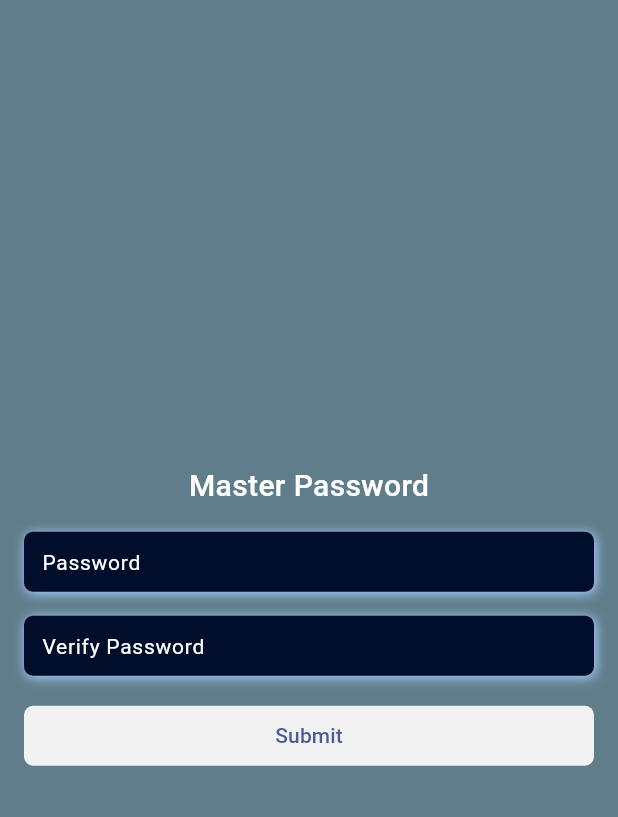
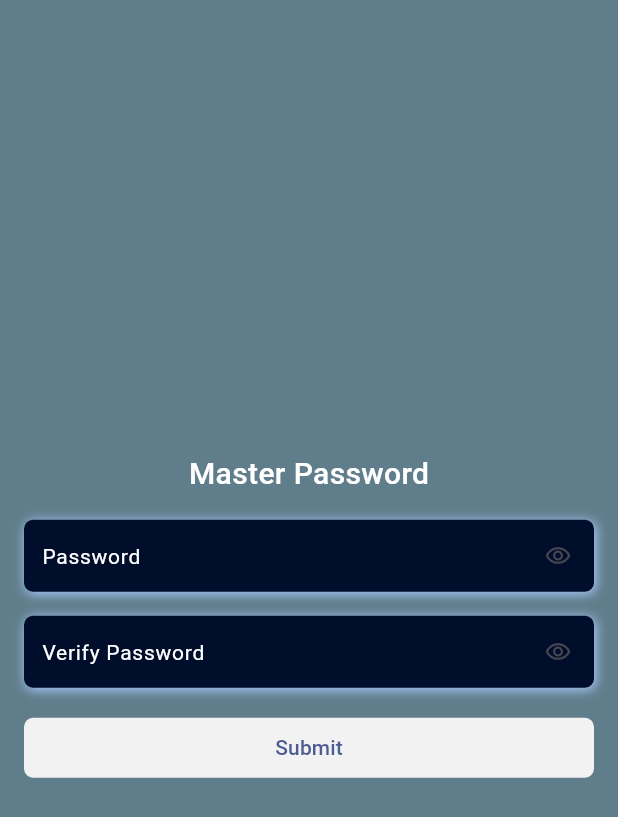
Before and after one commit to jasperlawrencee/quirkey, a Flutter app: the CreateMaster screen opened directly with empty values, on a phone screen of 412 x 824 dp. Shown: the top 817 px of the screen. Run offline on Flutter 3.47's test engine with Material 3 defaults, Android fonts, the phone set to English and light mode, and no system bars; our stand-ins replace cloud_firestore, firebase_auth, firebase_core, google_sign_in; accounts and stored records are empty; generated files the repository leaves out were written again.

Commit message:
modified textfield on create master password

```diff
--- a/lib/components/widgets.dart
+++ b/lib/components/widgets.dart
@@ -1,3 +1,5 @@
+// ignore_for_file: must_be_immutable
+
 import 'package:flutter/material.dart';
 import 'package:quirkey/components/constants.dart';
 
@@ -28,12 +30,74 @@ Widget textField({
       obscureText: isPassword,
       style: const TextStyle(color: Colors.white),
       decoration: InputDecoration(
-          hintText: hintText,
-          hintStyle: const TextStyle(
-            color: Colors.white,
-            fontWeight: FontWeight.normal,
-            fontSize: 14,
-          )),
+        hintText: hintText,
+        hintStyle: const TextStyle(
+          color: Colors.white,
+          fontWeight: FontWeight.normal,
+          fontSize: 14,
+        ),
+      ),
     ),
   );
 }
+
+class MasterPasswordTextField extends StatefulWidget {
+  bool isHidden;
+  TextEditingController controller;
+  String hintText;
+  String? Function(String?) validator;
+
+  MasterPasswordTextField({
+    super.key,
+    required this.isHidden,
+    required this.controller,
+    required this.hintText,
+    required this.validator,
+  });
+
+  @override
+  State<MasterPasswordTextField> createState() =>
+      _MasterPasswordTextFieldState();
+}
+
+class _MasterPasswordTextFieldState extends State<MasterPasswordTextField> {
+  @override
+  Widget build(BuildContext context) {
+    return Container(
+      decoration: BoxDecoration(
+        borderRadius: BorderRadius.circular(6),
+        boxShadow: const [
+          BoxShadow(
+            color: kSecondaryColor,
+            blurRadius: 6.0,
+            spreadRadius: 0.0,
+            offset: Offset(
+              1.0,
+              1.0,
+            ),
+          ),
+        ],
+      ),
+      child: TextFormField(
+        validator: widget.validator,
+        controller: widget.controller,
+        obscureText: widget.isHidden ? true : false,
+        style: const TextStyle(color: Colors.white),
+        decoration: InputDecoration(
+            hintText: widget.hintText,
+            hintStyle: const TextStyle(
+              color: Colors.white,
+              fontWeight: FontWeight.normal,
+              fontSize: 14,
+            ),
+            suffixIcon: IconButton(
+                onPressed: () {
+                  setState(() {
+                    widget.isHidden = !widget.isHidden;
+                  });
+                },
+                icon: const Icon(Icons.remove_red_eye_outlined))),
+      ),
+    );
+  }
+}
--- a/lib/createMaster/createMaster.dart
+++ b/lib/createMaster/createMaster.dart
@@ -5,6 +5,7 @@ import 'dart:developer';
 import 'package:firebase_auth/firebase_auth.dart';
 import 'package:flutter/cupertino.dart';
 import 'package:flutter/material.dart';
+import 'package:flutter/widgets.dart';
 import 'package:quirkey/components/constants.dart';
 import 'package:quirkey/components/widgets.dart';
 import 'package:quirkey/master/master.dart';
@@ -25,12 +26,32 @@ class _CreateMasterState extends State<CreateMaster> {
   final TextEditingController masterController = TextEditingController();
   final TextEditingController verifyController = TextEditingController();
   bool isSubmitting = false;
+  bool isPassword = true;
 
   @override
   void dispose() {
     masterController.dispose();
     verifyController.dispose();
     super.dispose();
+  }
+
+  Future<void> verifyPassword(Function() submit) async {
+    showDialog(
+      barrierDismissible: false,
+      context: context,
+      builder: (context) => AlertDialog(
+        content: const Text(
+            "Submit your master password? This action is not changeable"),
+        actions: [
+          TextButton(
+              onPressed: () {
+                Navigator.pop(context);
+              },
+              child: const Text('Back')),
+          TextButton(onPressed: submit, child: const Text('Submit')),
+        ],
+      ),
+    );
   }
 
   Future<void> submitMasterPassword() async {
@@ -53,14 +74,14 @@ class _CreateMasterState extends State<CreateMaster> {
 
   Future<void> submitForm() async {
     if (formKey.currentState!.validate()) {
-      submitMasterPassword().then((value) => {
+      verifyPassword(() => submitMasterPassword().then((value) => {
             Navigator.push(
                 context,
                 CupertinoPageRoute(
                   builder: (context) =>
                       MasterPassword(currentUser: widget.currentUser),
                 ))
-          });
+          }));
       //push to home
     }
   }
@@ -104,29 +125,29 @@ class _CreateMasterState extends State<CreateMaster> {
                   key: formKey,
                   child: Column(
                     children: [
-                      textField(
+                      MasterPasswordTextField(
+                        isHidden: isPassword,
+                        controller: masterController,
+                        hintText: "Password",
                         validator: (p0) =>
                             validateMasterPassword(masterController.text),
-                        isPassword: true,
-                        controller: masterController,
-                        hintText: 'Password',
                       ),
                       const SizedBox(height: defaultPadding),
-                      textField(
+                      MasterPasswordTextField(
+                        isHidden: isPassword,
+                        controller: verifyController,
+                        hintText: "Verify Password",
                         validator: (p0) =>
-                            validateConfirmPassword(masterController.text),
-                        isPassword: true,
-                        controller: verifyController,
-                        hintText: 'Verify Password',
-                      ),
-                      const SizedBox(height: defaultPadding),
-                      ElevatedButton(
-                          onPressed: isSubmitting ? null : submitForm,
-                          child: isSubmitting
-                              ? const LinearProgressIndicator()
-                              : const Text('Submit'))
+                            validateConfirmPassword(verifyController.text),
+                      )
                     ],
-                  ))
+                  )),
+              const SizedBox(height: defaultPadding),
+              ElevatedButton(
+                  onPressed: isSubmitting ? null : submitForm,
+                  child: isSubmitting
+                      ? const LinearProgressIndicator()
+                      : const Text('Submit'))
             ],
           ),
         ),
```
Also changed, not shown: lib/signup/signup.dart (+14 -17 lines).
